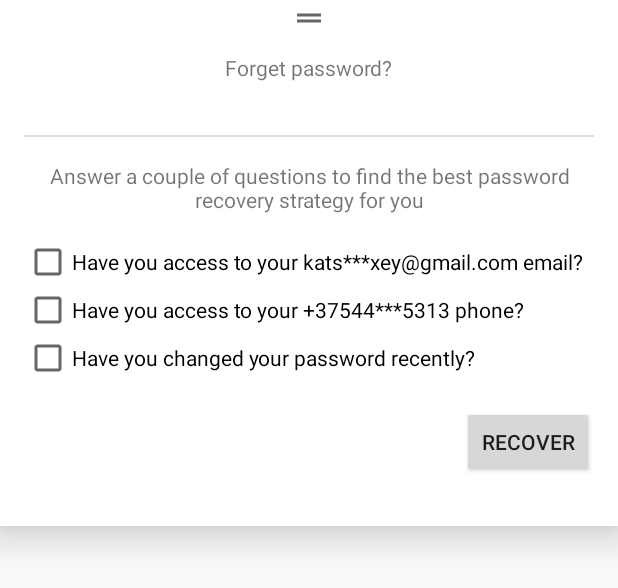
After one commit to AlexeyKatsuro/ThemeStyleSample, an Android app: the layout bottom_sheet_forget_password.xml on its own in the app's theme, with its tools: preview values and no code run, on a phone screen of 412 x 824 dp. The commit adds this screen. Shown: the top 588 px of the screen. Run offline under Robolectric (Android 15) with nearby library versions, the phone set to English and light mode, and no system bars.

Commit message:
Add forger password bottom sheet

```diff
--- a/app/build.gradle
+++ b/app/build.gradle
@@ -30,6 +30,7 @@ dependencies {
     implementation 'androidx.core:core-ktx:1.2.0'
     implementation 'androidx.appcompat:appcompat:1.1.0'
     implementation 'androidx.constraintlayout:constraintlayout:1.1.3'
+    implementation 'com.google.android.material:material:1.2.0-alpha05'
 
     testImplementation 'junit:junit:4.12'
     androidTestImplementation 'androidx.test.ext:junit:1.1.1'
--- /dev/null
+++ b/app/src/main/res/drawable/ic_arrow_down.xml
@@ -0,0 +1,10 @@
+<vector xmlns:android="http://schemas.android.com/apk/res/android"
+    android:width="24dp"
+    android:height="24dp"
+    android:viewportWidth="24"
+    android:viewportHeight="24"
+    android:tint="?attr/colorControlNormal">
+  <path
+      android:fillColor="@android:color/white"
+      android:pathData="M7.41,8.59L12,13.17l4.59,-4.58L18,10l-6,6 -6,-6 1.41,-1.41z"/>
+</vector>
--- /dev/null
+++ b/app/src/main/res/drawable/ic_drag_handle.xml
@@ -0,0 +1,10 @@
+<vector xmlns:android="http://schemas.android.com/apk/res/android"
+    android:width="24dp"
+    android:height="24dp"
+    android:viewportWidth="24"
+    android:viewportHeight="24"
+    android:tint="?attr/colorControlNormal">
+  <path
+      android:fillColor="@android:color/white"
+      android:pathData="M20,9H4v2h16V9zM4,15h16v-2H4v2z"/>
+</vector>
--- a/app/src/main/res/layout/activity_main.xml
+++ b/app/src/main/res/layout/activity_main.xml
@@ -1,7 +1,11 @@
 <?xml version="1.0" encoding="utf-8"?>
-<androidx.constraintlayout.widget.ConstraintLayout xmlns:android="http://schemas.android.com/apk/res/android"
+<androidx.coordinatorlayout.widget.CoordinatorLayout xmlns:android="http://schemas.android.com/apk/res/android"
     xmlns:app="http://schemas.android.com/apk/res-auto"
     xmlns:tools="http://schemas.android.com/tools"
+    android:layout_width="match_parent"
+    android:layout_height="match_parent">
+
+    <androidx.constraintlayout.widget.ConstraintLayout
         android:layout_width="match_parent"
         android:layout_height="match_parent"
         tools:context=".MainActivity">
@@ -18,18 +22,18 @@
             android:id="@+id/text_login"
             android:layout_width="wrap_content"
             android:layout_height="wrap_content"
-        android:text="@string/login"
             android:layout_marginStart="@dimen/edge_padding"
             android:layout_marginTop="@dimen/edge_padding"
+            android:text="@string/login"
             app:layout_constraintStart_toStartOf="parent"
             app:layout_constraintTop_toBottomOf="@+id/toolbar" />
 
         <EditText
             android:id="@+id/text_input_login"
             android:layout_width="match_parent"
+            android:layout_height="wrap_content"
             android:layout_marginStart="@dimen/edge_padding"
             android:layout_marginEnd="@dimen/edge_padding"
-        android:layout_height="wrap_content"
             app:layout_constraintEnd_toEndOf="parent"
             app:layout_constraintStart_toStartOf="parent"
             app:layout_constraintTop_toBottomOf="@+id/text_login" />
@@ -38,18 +42,18 @@
             android:id="@+id/text_password"
             android:layout_width="wrap_content"
             android:layout_height="wrap_content"
-        android:text="@string/password"
             android:layout_marginStart="@dimen/edge_padding"
             android:layout_marginTop="@dimen/chain_padding"
+            android:text="@string/password"
             app:layout_constraintStart_toStartOf="parent"
             app:layout_constraintTop_toBottomOf="@id/text_input_login" />
 
         <EditText
             android:id="@+id/text_input_password"
             android:layout_width="match_parent"
+            android:layout_height="wrap_content"
             android:layout_marginStart="@dimen/edge_padding"
             android:layout_marginEnd="@dimen/edge_padding"
-        android:layout_height="wrap_content"
             android:inputType="textNoSuggestions|textPassword"
             app:layout_constraintEnd_toEndOf="parent"
             app:layout_constraintStart_toStartOf="parent"
@@ -86,8 +90,8 @@
 
             <RadioButton
                 android:layout_width="wrap_content"
+                android:layout_height="wrap_content"
                 android:layout_marginTop="@dimen/chain_padding_half"
-            android:layout_height="wrap_content"
                 android:text="@string/visit_type_business" />
         </RadioGroup>
 
@@ -102,3 +106,6 @@
             app:layout_constraintTop_toBottomOf="@+id/group_visit_type" />
 
     </androidx.constraintlayout.widget.ConstraintLayout>
+
+    <!--    <include layout="@layout/bottom_sheet_forget_password"/>-->
+</androidx.coordinatorlayout.widget.CoordinatorLayout>
--- /dev/null
+++ b/app/src/main/res/layout/bottom_sheet_forget_password.xml
@@ -0,0 +1,103 @@
+<?xml version="1.0" encoding="utf-8"?>
+<androidx.constraintlayout.widget.ConstraintLayout
+    xmlns:android="http://schemas.android.com/apk/res/android"
+    xmlns:app="http://schemas.android.com/apk/res-auto"
+    android:layout_width="match_parent"
+    app:layout_behavior="@string/bottom_sheet_behavior"
+    app:behavior_hideable="false"
+    android:background="@android:color/white"
+    android:elevation="@dimen/elevation_bottom_sheet"
+    app:behavior_peekHeight="@dimen/bottom_sheet_peek_height"
+    android:layout_height="wrap_content">
+
+    <ImageView
+        android:id="@+id/imageView"
+        android:layout_width="wrap_content"
+        android:layout_height="wrap_content"
+        android:src="@drawable/ic_drag_handle"
+        app:layout_constraintEnd_toEndOf="parent"
+        app:layout_constraintStart_toStartOf="parent"
+        app:layout_constraintTop_toTopOf="parent" />
+
+    <TextView
+        android:id="@+id/label_forget_password"
+        android:layout_width="wrap_content"
+        android:layout_height="wrap_content"
+        android:text="@string/forget_password"
+        app:layout_constraintBottom_toTopOf="@+id/view"
+        app:layout_constraintEnd_toEndOf="parent"
+        app:layout_constraintStart_toStartOf="parent"
+        app:layout_constraintTop_toTopOf="parent" />
+
+    <View
+        android:id="@+id/view"
+        android:layout_width="0dp"
+        android:layout_height="1dp"
+        android:layout_marginStart="@dimen/edge_padding_half"
+        android:layout_marginEnd="@dimen/edge_padding_half"
+        android:layout_marginTop="@dimen/bottom_sheet_peek_height"
+        android:background="?dividerHorizontal"
+        app:layout_constraintEnd_toEndOf="parent"
+        app:layout_constraintStart_toStartOf="parent"
+        app:layout_constraintTop_toTopOf="parent" />
+
+    <TextView
+        android:id="@+id/label_question"
+        android:layout_width="0dp"
+        android:layout_height="wrap_content"
+        android:layout_marginStart="@dimen/edge_padding_half"
+        android:layout_marginEnd="@dimen/edge_padding_half"
+        android:layout_marginTop="@dimen/chain_padding"
+        android:gravity="center"
+        android:text="@string/forget_password_desc"
+        app:layout_constraintEnd_toEndOf="parent"
+        app:layout_constraintStart_toStartOf="parent"
+        app:layout_constraintTop_toBottomOf="@+id/view" />
+
+    <CheckBox
+        android:id="@+id/checkbox_email"
+        android:layout_width="0dp"
+        android:layout_height="wrap_content"
+        app:layout_constraintEnd_toEndOf="parent"
+        android:layout_marginTop="@dimen/chain_padding"
+        android:layout_marginStart="@dimen/edge_padding_half"
+        android:layout_marginEnd="@dimen/edge_padding_half"
+        android:text="@string/question_email"
+        app:layout_constraintStart_toStartOf="parent"
+        app:layout_constraintTop_toBottomOf="@+id/label_question" />
+
+    <CheckBox
+        android:id="@+id/checkbox_phone"
+        android:layout_width="0dp"
+        android:layout_height="wrap_content"
+        android:layout_marginStart="@dimen/edge_padding_half"
+        android:layout_marginEnd="@dimen/edge_padding_half"
+        app:layout_constraintEnd_toEndOf="parent"
+        android:text="@string/question_phone"
+        app:layout_constraintStart_toStartOf="parent"
+        app:layout_constraintTop_toBottomOf="@+id/checkbox_email" />
+
+    <CheckBox
+        android:id="@+id/checkbox_change"
+        android:layout_width="0dp"
+        android:layout_height="wrap_content"
+        android:layout_marginStart="@dimen/edge_padding_half"
+        android:layout_marginEnd="@dimen/edge_padding_half"
+        app:layout_constraintEnd_toEndOf="parent"
+        android:text="@string/question_change"
+        app:layout_constraintStart_toStartOf="parent"
+        app:layout_constraintTop_toBottomOf="@+id/checkbox_phone" />
+
+    <Button
+        android:layout_width="wrap_content"
+        android:layout_height="wrap_content"
+        android:layout_marginTop="@dimen/chain_padding"
+        android:layout_marginEnd="@dimen/edge_padding_half"
+        android:text="@string/password_recovery"
+        android:layout_marginBottom="@dimen/edge_padding"
+        app:layout_constraintBottom_toBottomOf="parent"
+        app:layout_constraintEnd_toEndOf="parent"
+        app:layout_constraintTop_toBottomOf="@+id/checkbox_change" />
+
+
+</androidx.constraintlayout.widget.ConstraintLayout>
--- a/app/src/main/res/values/dimens.xml
+++ b/app/src/main/res/values/dimens.xml
@@ -2,6 +2,10 @@
 <resources>
     <dimen name="elevation_toolbar">4dp</dimen>
     <dimen name="edge_padding">32dp</dimen>
+    <dimen name="edge_padding_half">16dp</dimen>
     <dimen name="chain_padding">16dp</dimen>
     <dimen name="chain_padding_half">8dp</dimen>
+
+    <dimen name="bottom_sheet_peek_height">90dp</dimen>
+    <dimen name="elevation_bottom_sheet">16dp</dimen>
 </resources>
--- a/app/src/main/res/values/strings.xml
+++ b/app/src/main/res/values/strings.xml
@@ -7,4 +7,10 @@
     <string name="visit_type">Visit Type</string>
     <string name="visit_type_social">Social</string>
     <string name="visit_type_business">Business</string>
+    <string name="forget_password">Forget password?</string>
+    <string name="password_recovery">Recover</string>
+    <string name="forget_password_desc">Answer a couple of questions to find the best password recovery strategy for you</string>
+    <string name="question_email">Have you access to your kats***xey@gmail.com email?</string>
+    <string name="question_phone">Have you access to your +37544***5313 phone?</string>
+    <string name="question_change">Have you changed your password recently?</string>
 </resources>
```
Lines whose indentation alone changed are shown as unchanged.
